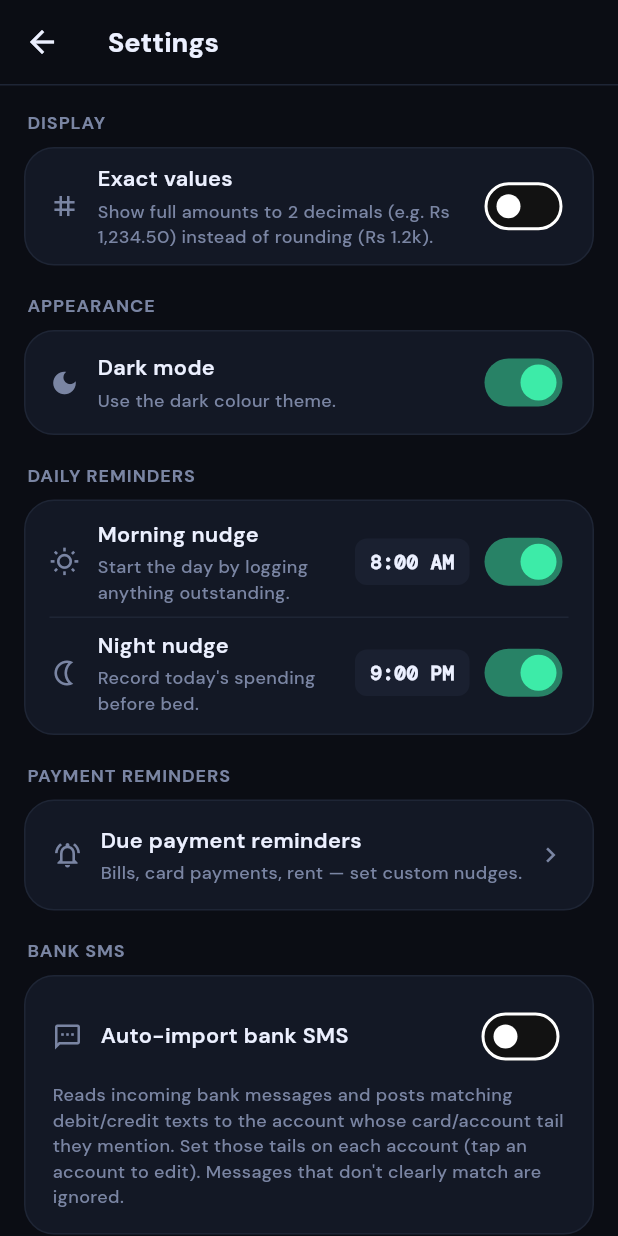
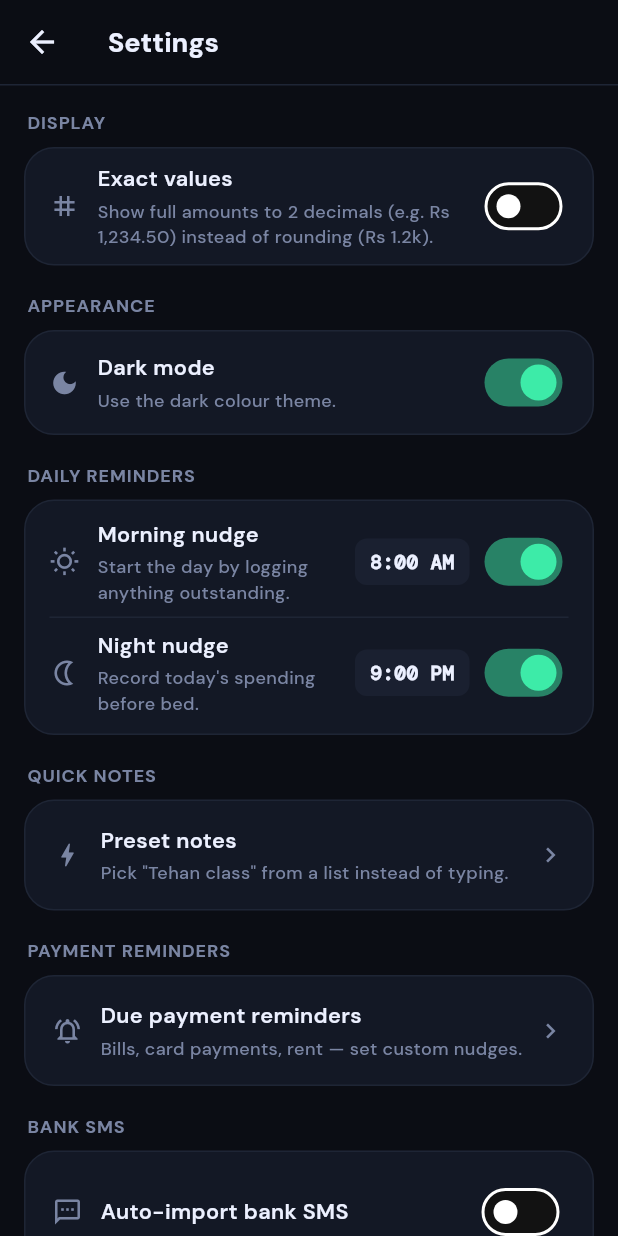
Before and after one commit to Esandu-Meth-Obadaarachchi/FinanceTrackerApp, a Flutter app: the SettingsScreen screen opened directly, on a phone screen of 412 x 824 dp. Run offline on Flutter 3.47's test engine with Material 3 defaults, Android fonts, the phone set to English and light mode, and no system bars; our stand-ins replace cloud_firestore, firebase_auth, firebase_core, firebase_messaging, flutter_local_notifications, flutter_timezone and 5 more; missing offline and left inert: another_telephony; accounts and stored records are empty.

Commit message:
Add a Quick notes screen to Settings
Lets the user keep the headings they enter often, separately for income and
expense, and remove them again. The add form reads these in a later commit.

```diff
--- a/lib/screens/settings_screen.dart
+++ b/lib/screens/settings_screen.dart
@@ -14,6 +14,7 @@
 import '../utils/responsive.dart';
 import '../widgets/common.dart';
 import '../widgets/form_fields.dart';
+import 'quick_notes_screen.dart';
 import 'reminders_screen.dart';
 
 /// Opens the settings screen. [ThemeController] lives above MaterialApp so it
@@ -91,6 +92,37 @@
             _sectionLabel(colors, 'DAILY REMINDERS'),
             _DailyRemindersCard(colors: colors),
           ],
+          const SizedBox(height: 18),
+          _sectionLabel(colors, 'QUICK NOTES'),
+          InkWell(
+            borderRadius: BorderRadius.circular(20),
+            onTap: () => openQuickNotes(context),
+            child: AppCard(
+              colors: colors,
+              child: Row(
+                children: [
+                  Icon(Icons.bolt_outlined, size: 20, color: colors.sub),
+                  const SizedBox(width: 12),
+                  Expanded(
+                    child: Column(
+                      crossAxisAlignment: CrossAxisAlignment.start,
+                      children: [
+                        Text('Preset notes',
+                            style: sans(
+                                size: 14.5,
+                                weight: FontWeight.w600,
+                                color: colors.text)),
+                        const SizedBox(height: 2),
+                        Text('Pick "Tehan class" from a list instead of typing.',
+                            style: sans(size: 12, color: colors.sub)),
+                      ],
+                    ),
+                  ),
+                  Icon(Icons.chevron_right, size: 20, color: colors.sub),
+                ],
+              ),
+            ),
+          ),
           const SizedBox(height: 18),
           _sectionLabel(colors, 'PAYMENT REMINDERS'),
           InkWell(
```
Also changed, not shown: lib/screens/quick_notes_screen.dart (added, +168 -0 lines).
